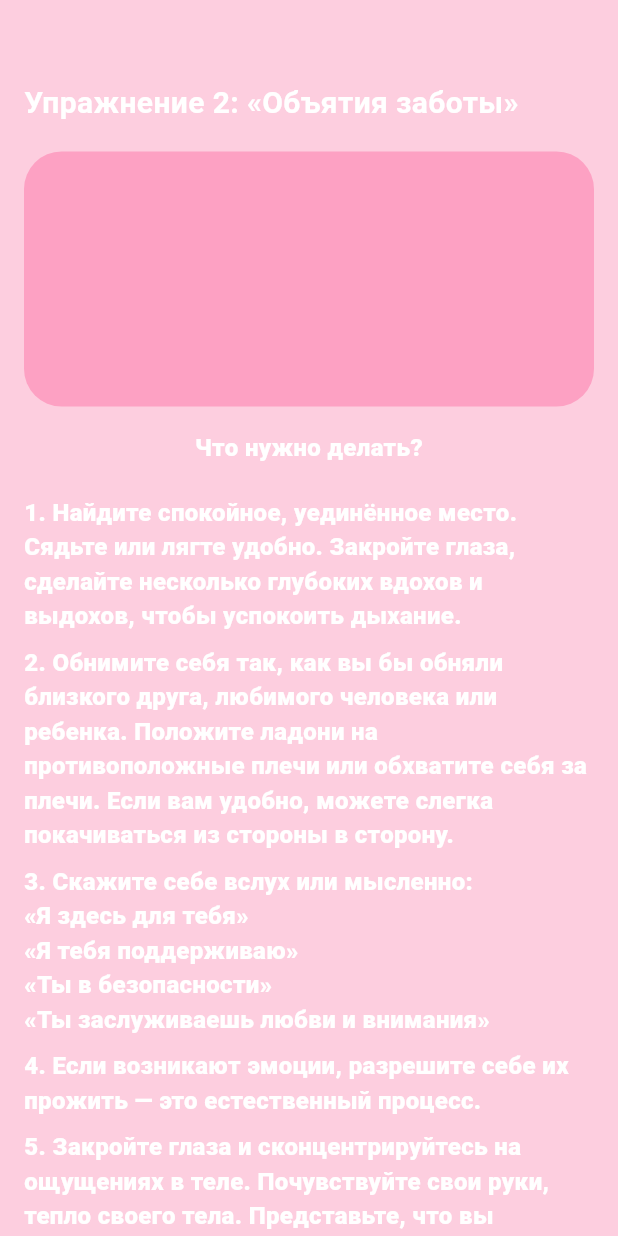
After one commit to horekDEV/self_love, a Flutter app: the TaskScreenCare2 screen opened by its route, on a phone screen of 412 x 824 dp. The commit adds this screen. Run offline on Flutter 3.47's test engine with Material 3 defaults, Android fonts, the phone set to English and light mode, and no system bars; our stand-ins replace carousel_slider, fl_chart, flutter_svg, fluttertoast; missing offline and left inert: re_svg; project files that could hold a hidden picture were left out; key blocks and very long unbroken strings in the code were emptied for the run.

Commit message:
Add self-care task screens and update app routes

```diff
--- /dev/null
+++ b/lib/pages/task_activity/self-care/task_screen_care_2.dart
@@ -0,0 +1,168 @@
+import 'package:flutter/material.dart';
+
+class TaskScreenCare2 extends StatefulWidget {
+  const TaskScreenCare2({super.key});
+
+  @override
+  State<TaskScreenCare2> createState() => _TaskScreenCare2State();
+}
+
+class _TaskScreenCare2State extends State<TaskScreenCare2> {
+  bool isChecked = false;
+
+  @override
+  Widget build(BuildContext context) {
+    return Scaffold(
+      backgroundColor: const Color(0xFFFDCEDF),
+      body: SingleChildScrollView(
+        child: Padding(
+          padding: const EdgeInsets.symmetric(horizontal: 16.0, vertical: 24.0),
+          child: Column(
+            crossAxisAlignment: CrossAxisAlignment.start,
+            children: [
+              const SizedBox(height: 30.0),
+              const Text(
+                "Упражнение 2: «Объятия заботы»",
+                style: TextStyle(
+                  color: Colors.white,
+                  fontSize: 20,
+                  fontWeight: FontWeight.bold,
+                ),
+              ),
+              const SizedBox(height: 18.0),
+              Container(
+                width: double.infinity,
+                height: 170,
+                decoration: const BoxDecoration(
+                  color: Color(0xFFFDA1C3),
+                  borderRadius: BorderRadius.all(Radius.circular(25)),
+                ),
+              ),
+              const SizedBox(height: 16.0),
+              const Center( // Центрируем текст
+                child: Text(
+                  "Что нужно делать?",
+                  textAlign: TextAlign.center,
+                  style: TextStyle(
+                    color: Colors.white,
+                    fontSize: 16,
+                    fontWeight: FontWeight.w800,
+                  ),
+                ),
+              ),
+              const SizedBox(height: 20.0),
+              const Text(
+                "1. Найдите спокойное, уединённое место. Сядьте или лягте удобно. Закройте глаза, сделайте несколько глубоких вдохов и выдохов, чтобы успокоить дыхание.",
+                style: TextStyle(
+                  color: Colors.white,
+                  fontSize: 16,
+                  fontWeight: FontWeight.w800,
+                ),
+              ),
+              const SizedBox(height: 8.0),
+              const Text(
+                "2. Обнимите себя так, как вы бы обняли близкого друга, любимого человека или ребенка. Положите ладони на противоположные плечи или обхватите себя за плечи. Если вам удобно, можете слегка покачиваться из стороны в сторону.",
+                style: TextStyle(
+                  color: Colors.white,
+                  fontSize: 16,
+                  fontWeight: FontWeight.w800,
+                ),
+              ),
+              const SizedBox(height: 8.0),
+              const Text(
+                "3. Скажите себе вслух или мысленно:\n«Я здесь для тебя»\n«Я тебя поддерживаю»\n«Ты в безопасности»\n«Ты заслуживаешь любви и внимания»",
+                style: TextStyle(
+                  color: Colors.white,
+                  fontSize: 16,
+                  fontWeight: FontWeight.w800,
+                ),
+              ),
+              const SizedBox(height: 8.0),
+              const Text(
+                "4. Если возникают эмоции, разрешите себе их прожить — это естественный процесс.",
+                style: TextStyle(
+                  color: Colors.white,
+                  fontSize: 16,
+                  fontWeight: FontWeight.w800,
+                ),
+              ),
+              const SizedBox(height: 8.0),
+              const Text(
+                "5. Закройте глаза и сконцентрируйтесь на ощущениях в теле. Почувствуйте свои руки, тепло своего тела. Представьте, что вы окружены теплым, мягким светом. Этот свет наполняет каждую клеточку вашего тела заботой и спокойствием. Мысленно представьте, как этот свет вымывает тревоги и сомнения, оставляя внутри только покой и любовь.",
+                style: TextStyle(
+                  color: Colors.white,
+                  fontSize: 16,
+                  fontWeight: FontWeight.w800,
+                ),
+              ),
+              const SizedBox(height: 8.0),
+              const Text(
+                "6. Побудьте в этом состоянии 2-3 минуты.",
+                style: TextStyle(
+                  color: Colors.white,
+                  fontSize: 16,
+                  fontWeight: FontWeight.w800,
+                ),
+              ),
+              const SizedBox(height: 8.0),
+              const Text(
+                "7. Поблагодарите себя за это время и за заботу о себе. Медленно отпустите объятия и откройте глаза. Сделайте еще один глубокий вдох и выдох.",
+                style: TextStyle(
+                  color: Colors.white,
+                  fontSize: 16,
+                  fontWeight: FontWeight.w800,
+                ),
+              ),
+              const SizedBox(height: 24.0),
+              Row(
+                crossAxisAlignment: CrossAxisAlignment.start,
+                children: [
+                  Checkbox(
+                    value: isChecked,
+                    activeColor: const Color(0xFFFDA1C3),
+                    onChanged: (newChecked) {
+                      setState(() {
+                        isChecked = newChecked!;
+                      });
+                    },
+                  ),
+                  const Expanded(
+                    child: Text(
+                      "Нажимая на кнопку вы подтверждаете\nчто выполнили упражнение блока!",
+                      style: TextStyle(
+                        color: Colors.white,
+                        fontSize: 14,
+                        fontWeight: FontWeight.normal,
+                      ),
+                    ),
+                  ),
+                ],
+              ),
+              const SizedBox(height: 20.0),
+              Center(
+                child: Container(
+                  height: 55,
+                  width: 220,
+                  decoration: BoxDecoration(
+                    color: const Color(0xFFF2BED1),
+                    borderRadius: BorderRadius.circular(20),
+                  ),
+                  child: const Center(
+                    child: Text(
+                      "Готово",
+                      style: TextStyle(
+                        color: Colors.white,
+                        fontSize: 16,
+                        fontWeight: FontWeight.bold,
+                      ),
+                    ),
+                  ),
+                ),
+              ),
+            ],
+          ),
+        ),
+      ),
+    );
+  }
+}
```
Also changed, not shown: lib/features/myApp.dart (+19 -7 lines), lib/pages/task_activity/self-care/task_screen_care_1.dart (added, +153 -0 lines), lib/pages/task_activity/self-care/task_screen_care_3.dart (added, +159 -0 lines), pubspec.lock.
